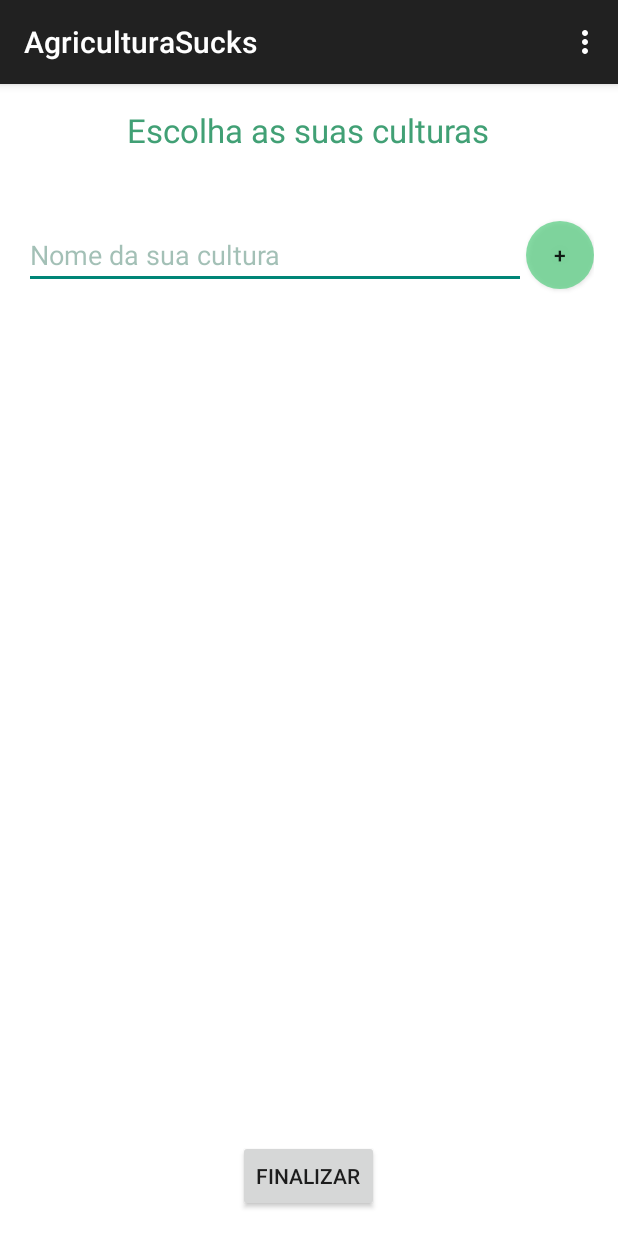
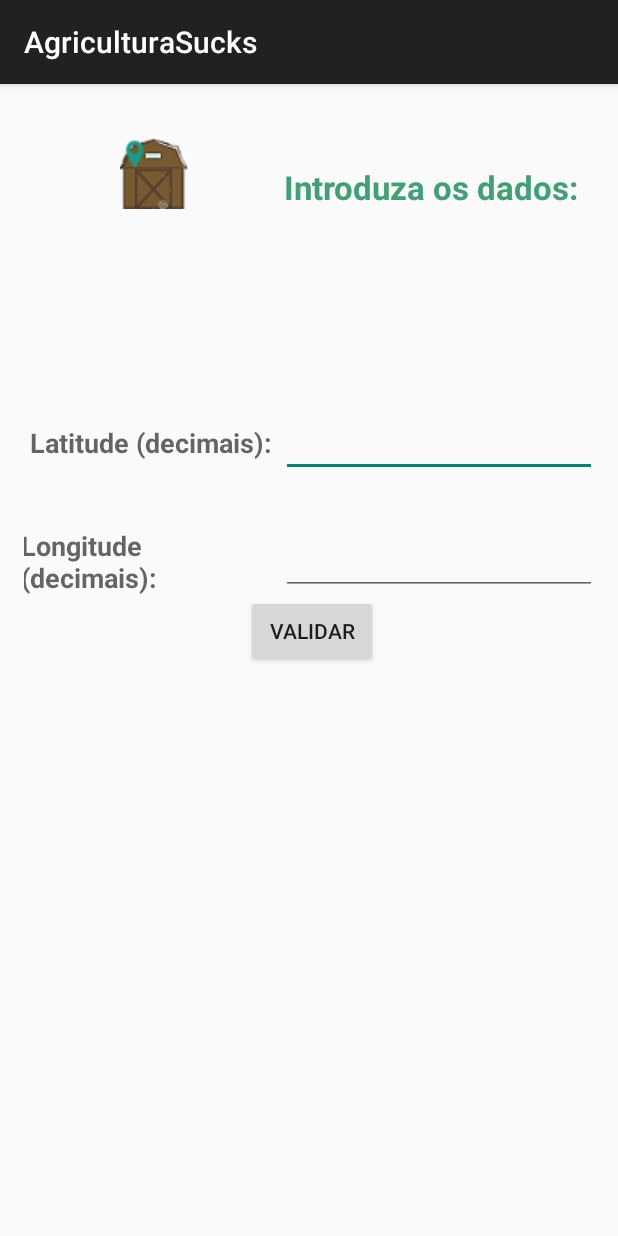
Before and after one commit to fdcb/PinkTeam, an Android app: the screen it shows after launch (MainActivity before the commit, GpsInfoActivity after it), on a phone screen of 412 x 824 dp. Run offline under Robolectric (Android 15) with nearby library versions, the phone set to English and light mode, and no system bars.

Commit message:
Duas actividades acrescentadas: GpsInfo e Location

```diff
--- a/app/src/main/java/pinkteampdm/farmerhelper/DataBaseHelper.java
+++ b/app/src/main/java/pinkteampdm/farmerhelper/DataBaseHelper.java
@@ -845,11 +845,13 @@ public class DataBaseHelper extends SQLiteOpenHelper{
         return newCursor.getInt(newCursor.getColumnIndex(COLUMN1_ZONE_ID));
     }
 
-    public void insertCultureRegistry(SQLiteDatabase db, String name,String seedDate, String gps){
+    public long insertCultureRegistry(SQLiteDatabase db, String name,String seedDate, String gps){
+
         ContentValues newCV = new ContentValues();
         newCV.put(COLUMN2_CULTUREREGISTRY_CULTUREID, getCultureID(db,name));
         newCV.put(COLUMN3_CULTUREREGISTRY_DATE, seedDate);
         newCV.put(COLUMN4_CULTUREREGISTRY_GPS, gps);
-        db.insert(TABLE_CULTUREREGISTRY, null, newCV);
+        return (db.insert(TABLE_CULTUREREGISTRY, null, newCV) );
+
     }
 }
--- /dev/null
+++ b/app/src/main/java/pinkteampdm/farmerhelper/GpsInfoActivity.java
@@ -0,0 +1,96 @@
+package pinkteampdm.farmerhelper;
+
+import android.database.sqlite.SQLiteDatabase;
+import android.support.v7.app.AppCompatActivity;
+import android.os.Bundle;
+import android.util.Log;
+import android.view.Menu;
+import android.view.MenuItem;
+import android.view.View;
+import android.widget.EditText;
+import android.widget.TextView;
+import android.widget.Toast;
+
+public class GpsInfoActivity extends AppCompatActivity {
+
+    EditText latitude;
+    EditText longitude;
+    TextView res;
+
+    DataBaseHelper helpBD;
+    SQLiteDatabase bd;
+
+    String nameCulture;
+    String dateCulture;
+    private static final String TAG="InserirDados";
+
+    @Override
+    protected void onCreate(Bundle savedInstanceState) {
+        super.onCreate(savedInstanceState);
+        setContentView(R.layout.activity_gps_info);
+
+        latitude = (EditText) findViewById( R.id.latitude_value);
+        longitude = (EditText) findViewById( R.id.longitude_value);
+        //res = (TextView) findViewById( R.id.res_txt);
+        helpBD = new DataBaseHelper(this);
+        bd = helpBD.getWritableDatabase();
+
+        nameCulture="Couve";
+        dateCulture="12-12-2015";
+    }
+
+    public void insertDataGPS(View view ){
+        double inicialValue, value, inicialValue1,value1;
+        int degree,minutes,seconds,degree1,minutes1,seconds1;
+        String valor;
+
+        if ( latitude.length()==0 ){
+            Toast.makeText(GpsInfoActivity.this, "Latitude inválida", Toast.LENGTH_SHORT).show();
+        }
+        if ( longitude.length()==0){
+            Toast.makeText(GpsInfoActivity.this, "Longitude inválida", Toast.LENGTH_SHORT).show();
+        }
+
+        /*
+                tipo valor=23,4
+
+                grau=23
+                Calcular o minuto:
+                    0.4*60
+                   minuto= parte inteira do calculo
+                   segundos = valor do resto do calculo * 60
+        */
+        value= Double.parseDouble( latitude.getText().toString() );
+        inicialValue=value;
+        degree=(int)value;
+        value=value-degree;
+        value=value*60;
+        minutes=(int)value;
+        value=value-minutes;
+        value=value*60;
+        seconds=(int)value;
+
+        value1 = Double.parseDouble(longitude.getText().toString() );
+        inicialValue1=value1;
+        degree1=(int)value1;
+        value1=value1-degree1;
+        value1=value1*60;
+        minutes1=(int)value1;
+        value1=value1-minutes1;
+        value1=value1*60;
+        seconds1=(int)value1;
+        //res.setText("Latitude:"+degree+"º "+minutes+"'"+seconds+"''\n"+"Longitude: "+degree1+"º "+minutes1+"'"+seconds1+"''");
+
+
+        if ( helpBD.insertCultureRegistry(bd, nameCulture, dateCulture, inicialValue+","+inicialValue1)!=-1 ) {
+            Toast.makeText(this, "Foi inserido na BD", Toast.LENGTH_LONG).show();
+        }
+        else
+        {
+            Toast.makeText(this, "Nada foi inserido", Toast.LENGTH_LONG).show();
+
+        }
+
+    }
+
+}
--- /dev/null
+++ b/app/src/main/res/layout/activity_gps_info.xml
@@ -0,0 +1,154 @@
+<RelativeLayout xmlns:android="http://schemas.android.com/apk/res/android"
+    xmlns:tools="http://schemas.android.com/tools" android:layout_width="match_parent"
+    android:layout_height="match_parent" android:paddingLeft="@dimen/activity_horizontal_margin"
+    android:paddingRight="@dimen/activity_horizontal_margin"
+    android:paddingTop="@dimen/activity_vertical_margin"
+    android:paddingBottom="@dimen/activity_vertical_margin"
+    tools:context="pinkteampdm.farmerhelper.GpsInfoActivity">
+
+    <ScrollView
+        android:layout_width="fill_parent"
+        android:layout_height="fill_parent"
+        >
+        <TableLayout
+            xmlns:android="http://schemas.android.com/apk/res/android"
+            android:layout_width="match_parent"
+            android:layout_height="wrap_content"
+            android:shrinkColumns="*"  android:stretchColumns="*" >
+            <!-- Row 1 with imageView e TextView -->
+            <TableRow
+                android:layout_width="match_parent"
+                android:layout_height="match_parent"
+                android:id="@+id/spaceLine1">
+                <Space
+                    android:layout_width="20px"
+                    android:layout_height="30px"
+                    android:layout_column="0"
+                    android:layout_span="3" />
+            </TableRow>
+            <TableRow
+                android:layout_height="250px"
+                android:layout_width="fill_parent"
+                android:id="@+id/rowTitle">
+                <ImageView
+                    android:id="@+id/imageView"
+                    android:src="@drawable/farmgps2"
+                    android:layout_width="wrap_content"
+                    android:layout_height="wrap_content"
+                    android:layout_alignParentTop="true"
+                    android:layout_alignParentStart="true"
+                    />
+                <TextView
+                    android:id="@+id/titleGps_textView"
+                    android:text="@string/gpsManual"
+                    android:textAppearance="?android:attr/textAppearanceLarge"
+                    android:textColor="#41a075"
+                    android:textStyle="bold"
+                    android:layout_width="wrap_content"
+                    android:layout_height="wrap_content"
+                    android:layout_alignBottom="@+id/imageView"
+                    android:layout_centerHorizontal="true"
+                    android:layout_gravity="bottom"
+                    android:layout_span="2"
+                    />
+            </TableRow>
+            <!-- Row 2 with nothing : space-->
+            <TableRow
+                android:id="@+id/spaceLine2"
+                android:layout_height="wrap_content"
+                android:layout_width="match_parent">
+                <Space
+                    android:layout_width="20px"
+                    android:layout_height="200px"
+                    android:layout_column="0"
+                    android:layout_span="3"
+                    />
+
+            </TableRow>
+            <!-- Row 3 with 2 columns -->
+            <TableRow
+                android:layout_height="wrap_content"
+                android:layout_width="fill_parent"
+                android:gravity="center_horizontal">
+            <TextView
+                android:id="@+id/txt_latitude"
+                android:text="@string/latitude"
+                android:textStyle="bold"
+                android:layout_gravity="center"
+                android:layout_width="fill_parent"
+                android:layout_height="wrap_content"
+                android:textAppearance="?android:attr/textAppearanceMedium"
+                />
+
+            <EditText
+                android:id="@+id/latitude_value"
+                android:layout_width="wrap_content"
+                android:layout_height="wrap_content"
+                android:layout_alignBottom="@+id/txt_latitude"
+                android:layout_alignParentEnd="true"
+                android:inputType="numberDecimal"
+                android:ems="10"
+                />
+        </TableRow>
+        <TableRow
+            android:layout_width="match_parent"
+            android:layout_height="match_parent">
+
+            <Space
+                android:layout_width="20px"
+                android:layout_height="50px"
+                android:layout_column="0"
+                android:layout_span="3" />
+        </TableRow>
+        <TableRow
+            android:layout_height="fill_parent"
+            android:layout_width="fill_parent"
+            android:gravity="center_horizontal">
+            <TextView
+                android:id="@+id/txt_longitude"
+                android:text="@string/longitude"
+                android:textAppearance="?android:attr/textAppearanceMedium"
+                android:textStyle="bold"
+                android:layout_gravity="center"
+                android:layout_width="wrap_content"
+                android:layout_height="fill_parent"
+                />
+            <EditText
+                android:layout_width="wrap_content"
+                android:layout_height="wrap_content"
+                android:inputType="numberDecimal"
+                android:ems="10"
+                android:id="@+id/longitude_value"
+                android:layout_alignBottom="@+id/txt_longitude"
+                android:layout_toEndOf="@+id/txt_longitude"
+                />
+        </TableRow>
+        <TableRow
+            android:id="@+id/tableRow4"
+            android:layout_height="wrap_content"
+            android:layout_width="fill_parent">
+            <Button
+                android:id="@+id/valGps_buttons"
+                android:text="@string/validateGPS"
+                android:layout_width="wrap_content"
+                android:layout_height="wrap_content"
+                android:layout_gravity="center"
+                android:onClick="insertDataGPS"
+                android:layout_span="2" />
+        </TableRow>
+        <TableRow
+            android:id="@+id/tableRow5"
+            android:layout_height="wrap_content"
+            android:layout_width="fill_parent">
+            <TextView
+                android:id="@+id/res_txt"
+                android:textAppearance="?android:attr/textAppearanceMedium"
+                android:layout_width="wrap_content"
+                android:layout_height="wrap_content"
+                android:layout_marginTop="93dp"
+                />
+        </TableRow>
+    </TableLayout>
+</ScrollView>
+
+</RelativeLayout>
--- a/app/src/main/res/values/strings.xml
+++ b/app/src/main/res/values/strings.xml
@@ -9,4 +9,15 @@
 
     <color name="remove_text_x">#dda0a0a0</color>
     <color name="background">#ffffff</color>
+
+    <string name="yesButton">Sim</string>
+    <string name="noButton">Não</string>
+    <string name="title_activity_gps_info">GPS coordenadas</string>
+    <string name="gpsManual">Introduza os dados: </string>
+    <string name="latitude">Latitude (decimais):</string>
+    <string name="longitude">Longitude (decimais):</string>
+    <string name="validateGPS"> Validar</string>
+
+    <string name="hello_world">Hello world!</string>
+    <string name="title_activity_location">LocationActivity</string>
 </resources>
```
Also changed, not shown: app/src/main/AndroidManifest.xml (+13 -0 lines), app/src/main/java/pinkteampdm/farmerhelper/LocationActivity.java (added, +66 -0 lines), app/src/main/res/layout/activity_location.xml (added, +49 -0 lines), app/src/main/res/drawable/coordenadas.png (added), app/src/main/res/drawable/farmgps.png (added), app/src/main/res/drawable/farmgps1.png (added), app/src/main/res/drawable/farmgps2.png (added), app/src/main/res/drawable/notsucess.jpg (added), app/src/main/res/drawable/notsucess1.png (added), app/src/main/res/drawable/sucess.png (added), 1 other file.
